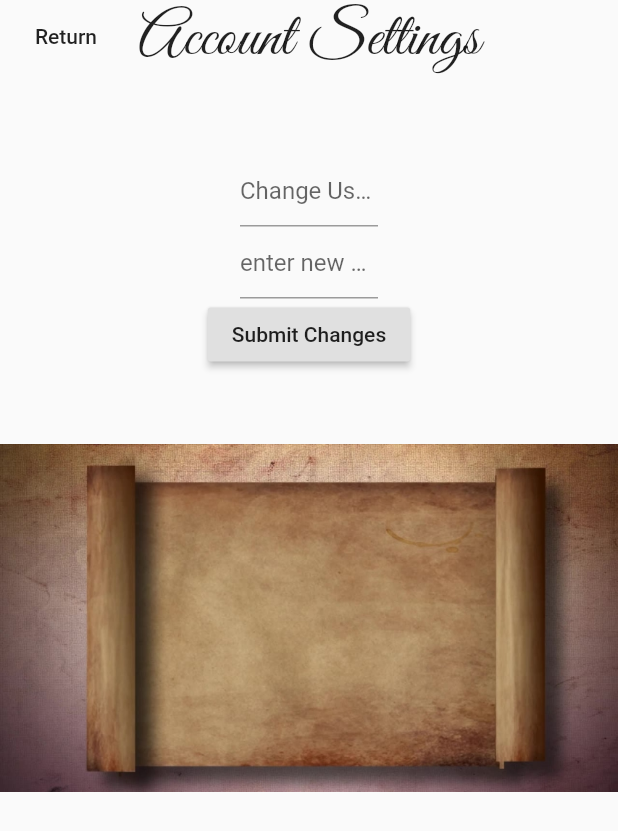
After one commit to jhunter24/termproject, a Flutter app: the SettingsScreen screen opened by its route, after a tap on "Submit Changes", on a phone screen of 412 x 824 dp. The commit adds this screen. Shown: the top 831 px of the screen. Run offline on Flutter 3.47's test engine with Material 2 defaults, Android fonts, the phone set to English and light mode, and no system bars; our stand-ins replace cloud_firestore, firebase_auth, firebase_core; missing offline and left inert: flame; accounts and stored records are empty.

Commit message:
Finished Sprint 1 main menu completed sign up completed sign in completed profile settings completed leaderboard completed

```diff
--- /dev/null
+++ b/lib/model/leaderboard.dart
@@ -0,0 +1,25 @@
+class Leaderboard {
+  static const String COLLECTION_NAME = "leaderboard";
+  static const String CREATED_BY = "createdBy";
+  static const String USER = "user";
+  static const String SCORE = "score";
+  int score;
+  String createdBy;
+  String user;
+  String docID;
+
+  Leaderboard({this.score, this.createdBy, this.user, this.docID});
+
+  Map<String, dynamic> serialize({int score, String createdBy, String user}) {
+    return {"score": score, "createdBy": createdBy, "user": user};
+  }
+
+  static Leaderboard deserialize(Map<String, dynamic> data, String docId) {
+    return Leaderboard(
+      score: data[SCORE],
+      createdBy: data[CREATED_BY],
+      user: data[USER],
+      docID: docId,
+    );
+  }
+}
--- a/lib/platformOfEndurance.dart
+++ b/lib/platformOfEndurance.dart
@@ -39,7 +39,9 @@ class PlatformOfEndurance extends BaseGame
     super.onReceiveDrag(drag);
   }
 
-  void update(double t) {}
+  void update(double t) {
+    super.update(t);
+  }
 
   void resize(Size size) {
     screenSize = size;
--- /dev/null
+++ b/lib/screen/settingScreen.dart
@@ -0,0 +1,148 @@
+import 'package:firebase_auth/firebase_auth.dart';
+import 'package:flutter/cupertino.dart';
+import 'package:flutter/material.dart';
+import 'package:platformsOfEndurance/controller/firebasecontroller.dart';
+import 'package:platformsOfEndurance/view/message_dialog.dart';
+
+class SettingsScreen extends StatefulWidget {
+  static const routeName = '/settings';
+
+  @override
+  State<StatefulWidget> createState() {
+    return _SettingsState();
+  }
+}
+
+class _SettingsState extends State<SettingsScreen> {
+  _Controller con;
+  GlobalKey<FormState> formKey = GlobalKey<FormState>();
+  User user;
+  @override
+  void initState() {
+    super.initState();
+    con = _Controller(this);
+  }
+
+  @override
+  Widget build(BuildContext context) {
+    user ??= ModalRoute.of(context).settings.arguments;
+
+    return Scaffold(
+      resizeToAvoidBottomInset: false,
+      body: Stack(children: [
+        Container(
+          height: MediaQuery.of(context).size.height,
+          width: MediaQuery.of(context).size.width,
+          decoration: BoxDecoration(
+            image: DecorationImage(
+              image: AssetImage('assets/images/mainmenubg.jpg'),
+            ),
+          ),
+          child: Center(
+            child: Form(
+              key: formKey,
+              child: Column(
+                crossAxisAlignment: CrossAxisAlignment.center,
+                children: [
+                  Text(
+                    'Account Settings',
+                    style: TextStyle(fontFamily: 'GreatVibes', fontSize: 42),
+                  ),
+                  Container(
+                    padding: EdgeInsets.fromLTRB(160, 50, 160, 0),
+                    child: Column(children: [
+                      TextFormField(
+                        autocorrect: false,
+                        decoration:
+                            InputDecoration(hintText: 'Change Username'),
+                        onSaved: con.saveUsername,
+                        validator: con.validateUsername,
+                      ),
+                      TextFormField(
+                        decoration: InputDecoration(
+                            hintText: 'enter new password or leave blank'),
+                        autocorrect: false,
+                        obscureText: true,
+                        onSaved: con.savePassword,
+                        validator: con.validatePassword,
+                      )
+                    ]),
+                  ),
+                  RaisedButton(
+                    onPressed: con.submit,
+                    child: Text('Submit Changes'),
+                  )
+                ],
+              ),
+            ),
+          ),
+        ),
+        FlatButton(
+          child: Text('Return'),
+          onPressed: con.back,
+        )
+      ]),
+    );
+  }
+}
+
+class _Controller {
+  _SettingsState _state;
+  _Controller(this._state);
+  String username = '';
+  String password = '';
+
+  void submit() async {
+    try {
+      if (!_state.formKey.currentState.validate()) return;
+      _state.formKey.currentState.save();
+
+      if (password.length == 0) {
+
+            await FirebaseController.updateUsername(_state.user, username);
+      } else if ( username.trim().length == 0) {
+        await FirebaseController.updatePassword(
+            password: password, user: _state.user);
+      } else {
+        await FirebaseController.updatePassword(
+            password: password, user: _state.user);
+
+            await FirebaseController.updateUsername(_state.user, username);
+      }
+
+      MessageDialog.errorMessage(
+          context: _state.context,
+          title: 'Success',
+          content: 'The profile update was successful');
+    } catch (e) {
+      MessageDialog.errorMessage(
+          context: _state.context,
+          title: 'Profile Update Error',
+          content: e.message ?? e.toString());
+    }
+  }
+
+  void back() => Navigator.pop(_state.context, _state.user);
+
+  void saveUsername(String value) {
+    username = value;
+  }
+
+  String validateUsername(String value) {
+    if (value.trim().length < 4 && value.trim().length != 0)
+      return 'usernames should be 4 chars minimum';
+    else
+      return null;
+  }
+
+  void savePassword(String value) {
+    password = value;
+  }
+
+  String validatePassword(String value) {
+    if (value.trim().length < 6 && value.trim().length != 0)
+      return 'minimum of 6 chars for a new password';
+    else
+      return null;
+  }
+}
--- a/pubspec.yaml
+++ b/pubspec.yaml
@@ -27,8 +27,8 @@ dependencies:
   firebase_auth: ^0.18.3
   firebase_core: ^0.5.2
   cloud_firestore: ^0.14.3
-  flutter_signin_button: ^1.1.0
-  google_sign_in: ^4.5.6
+
+
 
   # The following adds the Cupertino Icons font to your application.
   # Use with the CupertinoIcons class for iOS style icons.
@@ -56,6 +56,7 @@ flutter:
     - assets/images/mainGuy.png
     - assets/images/mainmenubg.jpg
     - assets/images/buttonImages.png
+    - assets/images/leaderboardbg.jpg
 
   # An image asset can refer to one or more resolution-specific "variants", see
   # https://flutter.dev/assets-and-images/#resolution-aware.
```
Also changed, not shown: lib/controller/firebasecontroller.dart (+26 -19 lines), lib/main.dart (+2 -8 lines), lib/screen/leaderboardscreen.dart (+57 -17 lines), lib/screen/mainMenu.dart (+92 -15 lines), lib/screen/signinScreen.dart (+15 -14 lines), lib/view/message_dialog.dart (added, +31 -0 lines), assets/images/leaderboardbg.jpg (added), lib/screen/signupscreen.dart (deleted), pubspec.lock, 1 other file.
